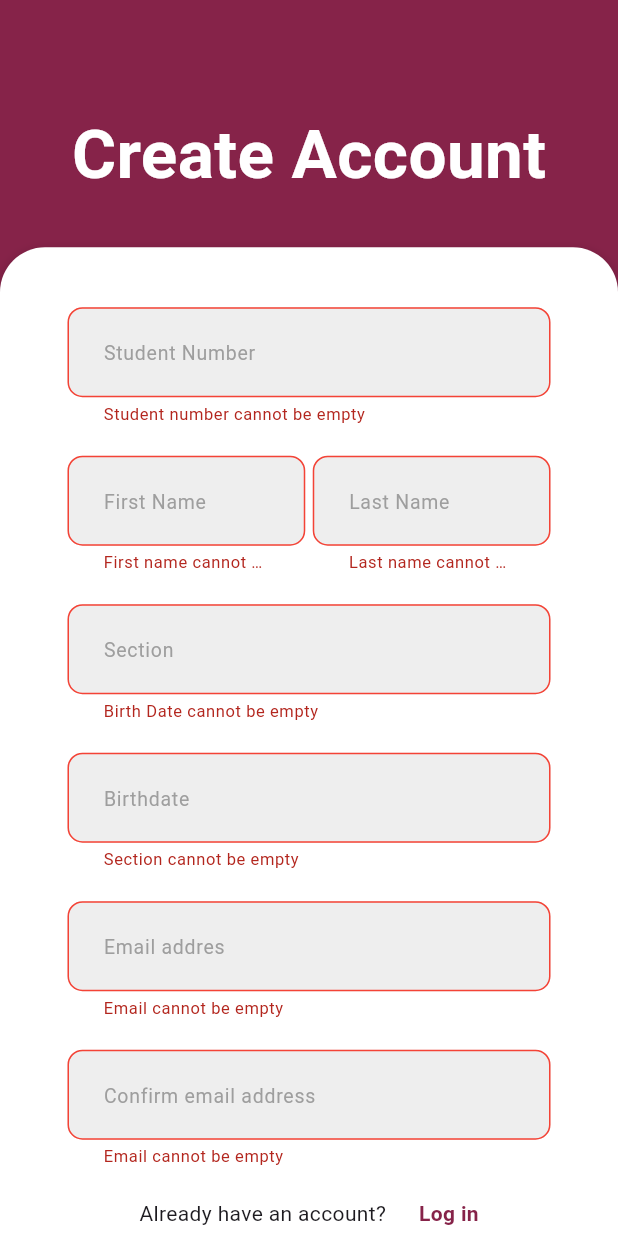
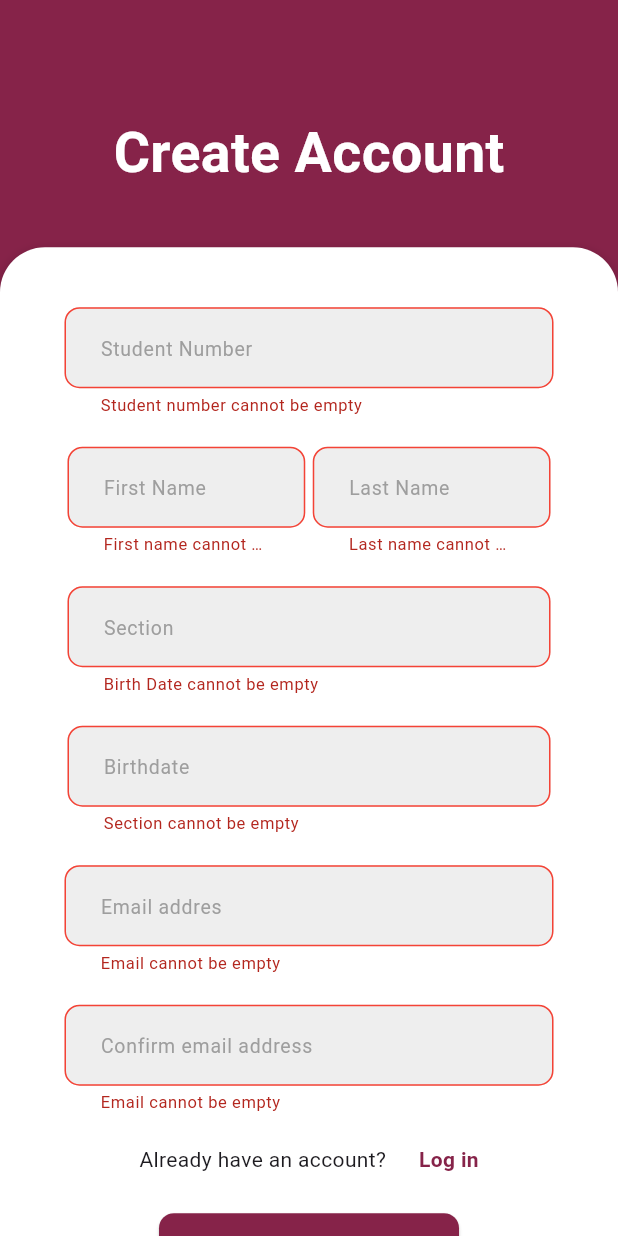
Before and after one commit to gabrielSantoc/EUCcheduler, a Flutter app: the RegisterScreen screen opened directly, after a tap on "Create", on a phone screen of 412 x 824 dp. Run offline on Flutter 3.47's test engine with Material 3 defaults, Android fonts, the phone set to English and light mode, and no system bars; our stand-ins replace loading_animation_widget, supabase_flutter; accounts and stored records are empty.

Commit message:
update textfield and button size

```diff
--- a/lib/auth/auth.dart
+++ b/lib/auth/auth.dart
@@ -3,7 +3,6 @@ import 'package:my_schedule/auth/login.dart';
 import 'package:my_schedule/main.dart';
 import 'package:my_schedule/screens/student_screen.dart';
 import 'package:supabase_flutter/supabase_flutter.dart';
-import 'package:loading_animation_widget/loading_animation_widget.dart';
 
 class AuthScreen extends StatefulWidget {
   const AuthScreen({super.key});
@@ -62,7 +61,7 @@ class _AuthScreenState extends State<AuthScreen> {
 
           if(snapshot.hasData) {
 
-            print("SESSION ::: ${session}");
+            print("SESSION ::: $session");
             if(session != null) {
 
               return const StudentScreen();
--- a/lib/auth/register.dart
+++ b/lib/auth/register.dart
@@ -1,6 +1,5 @@
 import 'package:flutter/cupertino.dart';
 import 'package:flutter/material.dart';
-import 'package:flutter/widgets.dart';
 import 'package:my_schedule/auth/login.dart';
 import 'package:my_schedule/main.dart';
 import 'package:my_schedule/model/section_model.dart';
@@ -46,7 +45,7 @@ class _RegisterNewState extends State<RegisterScreen> {
       try{
 
         LoadingDialog.showLoading(context);
-        await Future.delayed(const Duration(seconds: 3));
+        await Future.delayed(const Duration(seconds: 2));
 
         final AuthResponse res = await supabase.auth.signUp(
           email: _emailController.text.trim(),
@@ -54,7 +53,7 @@ class _RegisterNewState extends State<RegisterScreen> {
         );
 
         final User? user = res.user; // get authenticated user data object
-        final String _userId = user!.id;  // get user id
+        final String userId = user!.id;  // get user id
 
 
         await createUser(
@@ -64,12 +63,12 @@ class _RegisterNewState extends State<RegisterScreen> {
           _sectionController.text.trim(),
           _birthDateController.text.trim(),
           _emailController.text.trim(),
-          _userId
+          userId
         );
 
-        print("NEW USER UIID::: $_userId");
+        print("NEW USER UIID::: $userId");
 
-        LoadingDialog.hideLoading(context);
+
 
         Navigator.push(
           context,
@@ -77,10 +76,10 @@ class _RegisterNewState extends State<RegisterScreen> {
         );
 
 
-      }catch(e) {
-
-        Alert.of(context).showError("Invalid input, please retry");
-        print("ERROR ::: $e");
+      } on AuthException catch(e) {
+        LoadingDialog.hideLoading(context);
+        Alert.of(context).showError(e.message);
+        print("ERROR ::: ${e.code}");
 
       }
     }
@@ -157,7 +156,7 @@ class _RegisterNewState extends State<RegisterScreen> {
       }
 
       for(var s in _sections) {
-        print("SECTION ::: ${s}");
+        print("SECTION ::: $s");
       }
 
 
@@ -224,7 +223,7 @@ class _RegisterNewState extends State<RegisterScreen> {
                   Text(
                     "Create Account",
                     style: TextStyle(
-                      fontSize: 45,
+                      fontSize: 37,
                       fontWeight: FontWeight.bold,
                       color: Colors.white,
                     ),
--- a/lib/main.dart
+++ b/lib/main.dart
@@ -1,7 +1,5 @@
 import 'package:flutter/material.dart';
 import 'package:my_schedule/auth/auth.dart';
-import 'package:my_schedule/auth/login.dart';
-import 'package:my_schedule/auth/register.dart';
 
 
 import 'package:supabase_flutter/supabase_flutter.dart';
--- a/lib/model/schedule_model.dart
+++ b/lib/model/schedule_model.dart
@@ -18,9 +18,9 @@ class SchedModel {
     required String rawEndTime,
     required this.dayOfWeek,
   }) {
-    this.startTime = _formatTime(rawStartTime);
-    this.endTime = _formatTime(rawEndTime);
-    this.dayIndex = _mapDayToIndex(this.dayOfWeek);
+    startTime = _formatTime(rawStartTime);
+    endTime = _formatTime(rawEndTime);
+    dayIndex = _mapDayToIndex(dayOfWeek);
   }
 
   static List<SchedModel> jsonToList(List<dynamic> jsonList) {
--- a/lib/model/user_model.dart
+++ b/lib/model/user_model.dart
@@ -1,5 +1,4 @@
 
-import 'package:http/http.dart';
 
 class UserModel {
   late final String firstName;
--- a/lib/shared/button.dart
+++ b/lib/shared/button.dart
@@ -49,7 +49,7 @@ class MyButton extends StatelessWidget {
       child: ElevatedButton(
         onPressed: onTap,
         style: ButtonStyle(
-          padding: const WidgetStatePropertyAll(EdgeInsets.symmetric(vertical: 15)),
+          padding: const WidgetStatePropertyAll(EdgeInsets.symmetric(vertical: 10)),
           backgroundColor: const WidgetStatePropertyAll(MAROON),
           foregroundColor: const WidgetStatePropertyAll(WHITE),
           shape: WidgetStateProperty.all(
--- a/lib/shared/text_field.dart
+++ b/lib/shared/text_field.dart
@@ -18,7 +18,7 @@ class MyTextFormField extends StatelessWidget {
   Widget build(BuildContext context) {
 
     return Padding(
-      padding: const EdgeInsets.symmetric(horizontal: 25.0),
+      padding: const EdgeInsets.symmetric(horizontal: 23.0),
       child: TextFormField(
         controller: controller,
         obscureText: obscureText,
@@ -29,7 +29,7 @@ class MyTextFormField extends StatelessWidget {
           errorStyle: const TextStyle(
             fontSize: 11,
           ),
-          contentPadding: const EdgeInsets.symmetric(vertical: 18, horizontal: 20),
+          contentPadding: const EdgeInsets.symmetric(vertical: 15, horizontal: 20),
           enabledBorder: OutlineInputBorder(
             borderRadius: BorderRadius.circular(10),
             borderSide: const BorderSide(color: Colors.white)
@@ -90,7 +90,7 @@ class MyTextFormFieldForName extends StatelessWidget {
           errorStyle: const TextStyle(
             fontSize: 11,
           ),
-          contentPadding: const EdgeInsets.symmetric(vertical: 18, horizontal: 20),
+          contentPadding: const EdgeInsets.symmetric(vertical: 15, horizontal: 20),
           enabledBorder: OutlineInputBorder(
             borderRadius: BorderRadius.circular(10),
             borderSide: const BorderSide(color: Colors.white)
@@ -156,7 +156,7 @@ class ReadOnlyTextFormField extends StatelessWidget {
           errorStyle: const TextStyle(
             fontSize: 11
           ),
-          contentPadding: const EdgeInsets.symmetric(vertical: 18, horizontal: 20),
+          contentPadding: const EdgeInsets.symmetric(vertical: 15, horizontal: 20),
           enabledBorder: OutlineInputBorder(
             borderRadius: BorderRadius.circular(10),
             borderSide: const BorderSide(color: Colors.white)
--- a/lib/shared/validators.dart
+++ b/lib/shared/validators.dart
@@ -52,13 +52,13 @@ class Validator {
   // VALIDATE NORMAL TEXT FIELD
   String? validateTextField(String? value, String fieldName) {
     if(value.toString().isEmpty) {
-      return '${fieldName} cannot be empty';
+      return '$fieldName cannot be empty';
     }
     if(value.toString().length <= 1) {
-      return '${fieldName} must be more than one character';
+      return '$fieldName must be more than one character';
     }
     if(value.toString().isEmpty || value == null ) {
-      return '${fieldName} must be more than one character';
+      return '$fieldName must be more than one character';
     }
     return null;
   }
--- a/snippets/snippet.dart
+++ b/snippets/snippet.dart
@@ -51,10 +51,10 @@ class _LoginScreenState extends State<LoginScreen> {
       showDialog(
         context: context,
         builder: (context) {
-          Future.delayed(Duration(seconds: 3));
+          Future.delayed(const Duration(seconds: 3));
           return  Center(
               child: LoadingAnimationWidget.fourRotatingDots(
-                color: Color.fromARGB(255, 170, 0, 0),
+                color: const Color.fromARGB(255, 170, 0, 0),
                 size: 60,
               )
             );
```
Also changed, not shown: lib/auth/login.dart (+7 -6 lines), lib/screens/student_screen2.dart (+21 -21 lines), lib/screens/testScreen.dart (+2 -5 lines), lib/screens/view_page.dart (+15 -16 lines), 2 other files.
